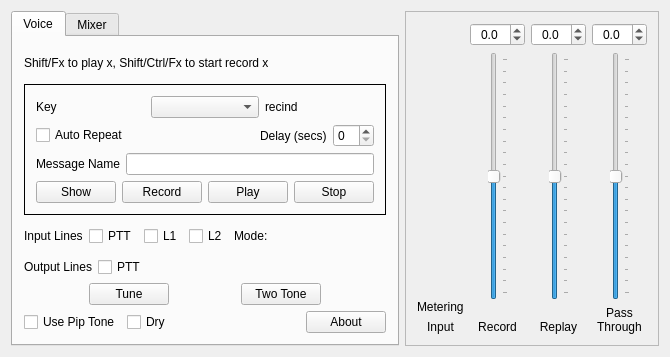
Before: the Qt Designer form mqt/MqtKeyer/KeyerMain.ui in Rsclub22/Minos2-Mirror, drawn with Qt 5.
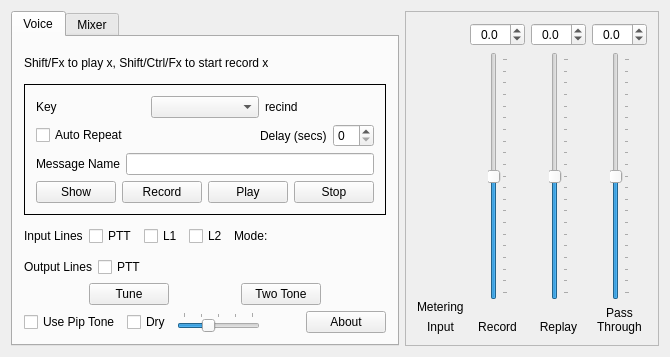
After: the same form once the commit is applied. Custom widgets are drawn as their Qt base class.

Commit message: Allow variable compression

What changed in the file:
```diff
--- a/mqt/MqtKeyer/KeyerMain.ui
+++ b/mqt/MqtKeyer/KeyerMain.ui
@@ -6,7 +6,7 @@
    <rect>
     <x>0</x>
     <y>0</y>
-    <width>583</width>
+    <width>669</width>
     <height>357</height>
    </rect>
   </property>
@@ -318,6 +318,28 @@
             </property>
            </widget>
           </item>
+          <item>
+           <widget class="QSlider" name="compressionSlider">
+            <property name="maximum">
+             <number>20</number>
+            </property>
+            <property name="pageStep">
+             <number>5</number>
+            </property>
+            <property name="value">
+             <number>7</number>
+            </property>
+            <property name="orientation">
+             <enum>Qt::Horizontal</enum>
+            </property>
+            <property name="tickPosition">
+             <enum>QSlider::TicksAbove</enum>
+            </property>
+            <property name="tickInterval">
+             <number>5</number>
+            </property>
+           </widget>
+          </item>
           <item>
            <spacer name="horizontalSpacer_4">
             <property name="orientation">
```
The commit also changes 9 other files.
